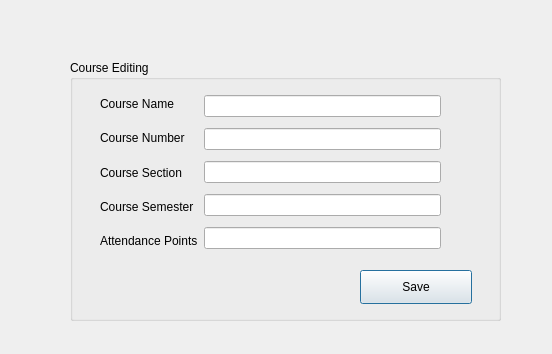
Qt form assets/ui/CourseEditing.ui (meeksjt/SuperTeacherGradebook499) before a commit.
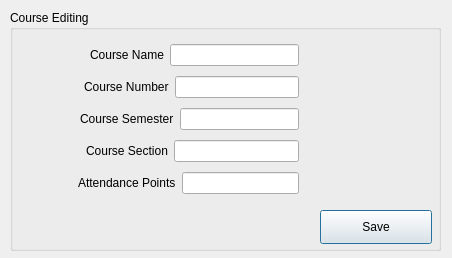
The same form after that commit.

The edit to the form file:
```diff
--- a/assets/ui/CourseEditing.ui
+++ b/assets/ui/CourseEditing.ui
@@ -6,8 +6,8 @@
    <rect>
     <x>0</x>
     <y>0</y>
-    <width>552</width>
-    <height>354</height>
+    <width>452</width>
+    <height>258</height>
    </rect>
   </property>
   <property name="windowTitle">
@@ -16,10 +16,10 @@
   <widget class="QGroupBox" name="courseCreationGroupBox">
    <property name="geometry">
     <rect>
-     <x>70</x>
-     <y>60</y>
+     <x>10</x>
+     <y>10</y>
      <width>431</width>
-     <height>261</height>
+     <height>241</height>
     </rect>
    </property>
    <property name="title">
@@ -28,8 +28,8 @@
    <widget class="QPushButton" name="saveButton">
     <property name="geometry">
      <rect>
-      <x>290</x>
-      <y>210</y>
+      <x>310</x>
+      <y>200</y>
       <width>112</width>
       <height>34</height>
      </rect>
@@ -38,18 +38,31 @@
      <string>Save</string>
     </property>
    </widget>
-   <widget class="QWidget" name="horizontalLayoutWidget">
+   <widget class="QWidget" name="">
     <property name="geometry">
      <rect>
-      <x>30</x>
+      <x>-50</x>
       <y>30</y>
-      <width>341</width>
-      <height>165</height>
+      <width>339</width>
+      <height>163</height>
      </rect>
     </property>
-    <layout class="QHBoxLayout" name="horizontalLayout">
+    <layout class="QVBoxLayout" name="verticalLayout">
      <item>
-      <layout class="QVBoxLayout" name="verticalLayout">
+      <layout class="QHBoxLayout" name="horizontalLayout_5">
+       <item>
+        <spacer name="horizontalSpacer_2">
+         <property name="orientation">
+          <enum>Qt::Horizontal</enum>
+         </property>
+         <property name="sizeHint" stdset="0">
+          <size>
+           <width>40</width>
+           <height>20</height>
+          </size>
+         </property>
+        </spacer>
+       </item>
        <item>
         <widget class="QLabel" name="courseNameLabel">
          <property name="text">
@@ -58,6 +71,26 @@
         </widget>
        </item>
        <item>
+        <widget class="QLineEdit" name="courseNameField"/>
+       </item>
+      </layout>
+     </item>
+     <item>
+      <layout class="QHBoxLayout" name="horizontalLayout_4">
+       <item>
+        <spacer name="horizontalSpacer_3">
+         <property name="orientation">
+          <enum>Qt::Horizontal</enum>
+         </property>
+         <property name="sizeHint" stdset="0">
+          <size>
+           <width>40</width>
+           <height>20</height>
+          </size>
+         </property>
+        </spacer>
+       </item>
+       <item>
         <widget class="QLabel" name="courseNumberLabel">
          <property name="text">
           <string>Course Number</string>
@@ -65,11 +98,24 @@
         </widget>
        </item>
        <item>
-        <widget class="QLabel" name="courseSectionLabel">
-         <property name="text">
-          <string>Course Section</string>
+        <widget class="QLineEdit" name="courseNumberField"/>
+       </item>
+      </layout>
+     </item>
+     <item>
+      <layout class="QHBoxLayout" name="horizontalLayout_3">
+       <item>
+        <spacer name="horizontalSpacer_4">
+         <property name="orientation">
+          <enum>Qt::Horizontal</enum>
          </property>
-        </widget>
+         <property name="sizeHint" stdset="0">
+          <size>
+           <width>40</width>
+           <height>20</height>
+          </size>
+         </property>
+        </spacer>
        </item>
        <item>
         <widget class="QLabel" name="courseSemesterLabel">
@@ -79,27 +125,58 @@
         </widget>
        </item>
        <item>
+        <widget class="QLineEdit" name="courseSemesterField"/>
+       </item>
+      </layout>
+     </item>
+     <item>
+      <layout class="QHBoxLayout" name="horizontalLayout_2">
+       <item>
+        <spacer name="horizontalSpacer_5">
+         <property name="orientation">
+          <enum>Qt::Horizontal</enum>
+         </property>
+         <property name="sizeHint" stdset="0">
+          <size>
+           <width>40</width>
+           <height>20</height>
+          </size>
+         </property>
+        </spacer>
+       </item>
+       <item>
+        <widget class="QLabel" name="courseSectionLabel">
+         <property name="text">
+          <string>Course Section</string>
+         </property>
+        </widget>
+       </item>
+       <item>
+        <widget class="QLineEdit" name="courseSectionField"/>
+       </item>
+      </layout>
+     </item>
+     <item>
+      <layout class="QHBoxLayout" name="horizontalLayout_6">
+       <item>
+        <spacer name="horizontalSpacer">
+         <property name="orientation">
+          <enum>Qt::Horizontal</enum>
+         </property>
+         <property name="sizeHint" stdset="0">
+          <size>
+           <width>40</width>
+           <height>20</height>
+          </size>
+         </property>
+        </spacer>
+       </item>
+       <item>
         <widget class="QLabel" name="attendancePointsLabel">
          <property name="text">
           <string>Attendance Points</string>
          </property>
         </widget>
-       </item>
-      </layout>
-     </item>
-     <item>
-      <layout class="QVBoxLayout" name="verticalLayout_2">
-       <item>
-        <widget class="QLineEdit" name="courseNameField"/>
-       </item>
-       <item>
-        <widget class="QLineEdit" name="courseNumberField"/>
-       </item>
-       <item>
-        <widget class="QLineEdit" name="courseSectionField"/>
-       </item>
-       <item>
-        <widget class="QLineEdit" name="courseSemesterField"/>
        </item>
        <item>
         <widget class="QLineEdit" name="attendancePointsField"/>
```
